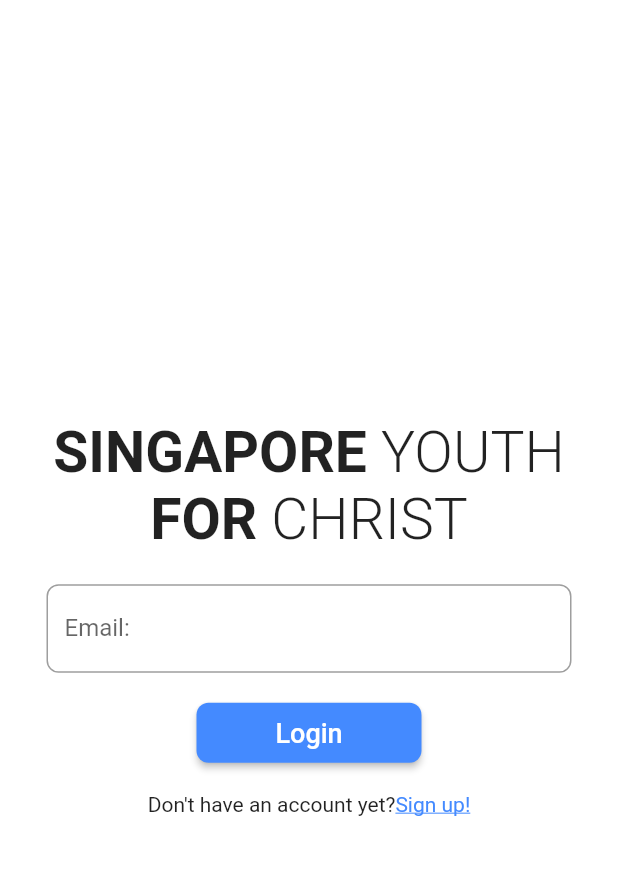
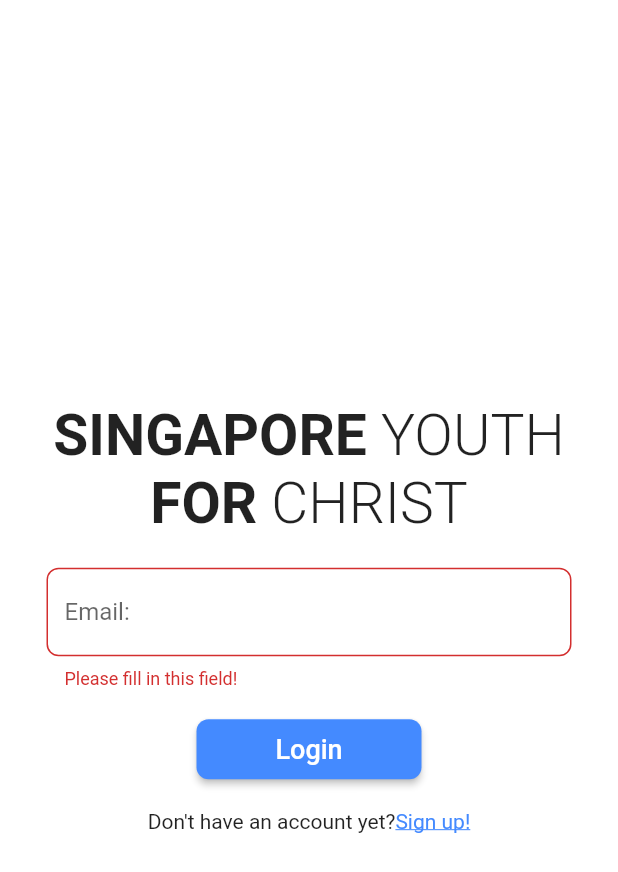
Before and after one commit to chuanhao01/PYTB20_SEED_SIG, a Flutter app: the screen it shows after launch, after a tap on "Login", on a phone screen of 412 x 824 dp. Shown: the top 872 px of the screen. Run offline on Flutter 3.47's test engine with Material 2 defaults, Android fonts, the phone set to English and light mode, and no system bars; our stand-ins replace flutter_secure_storage, flutter_spinkit, intl_phone_number_input, progress_dialog.

Commit message:
fixed slight network bugs + finished  login in post request + success screen

```diff
--- a/youth_for_christ/lib/main.dart
+++ b/youth_for_christ/lib/main.dart
@@ -7,6 +7,7 @@
 import "package:youthforchrist/pages/description.dart";
 import "package:youthforchrist/pages/profile.dart";
 import "package:youthforchrist/pages/edit.dart";
+import "package:youthforchrist/pages/success.dart";
 void main() {
   SystemChrome.setSystemUIOverlayStyle(SystemUiOverlayStyle(
     statusBarColor: Colors.transparent,
@@ -20,5 +21,6 @@
     "/register":(context) => Register(),
     "/profile": (context) => Profile(),
     "/edit": (context)=> Edit(),
+    "/success":(context)=>Success(),
   }));
 }
--- a/youth_for_christ/lib/pages/login.dart
+++ b/youth_for_christ/lib/pages/login.dart
@@ -2,6 +2,7 @@
 
 import "package:flutter/material.dart";
 import "package:flutter_secure_storage/flutter_secure_storage.dart";
+import 'package:http/http.dart';
 import 'package:progress_dialog/progress_dialog.dart';
 import 'package:youthforchrist/services/storage.dart';
 import 'package:youthforchrist/widgets/buttons.dart';
@@ -47,36 +48,38 @@
 
 
   login()async{
-    List details = await getEvents();
-    if(details == null){
-      Scaffold.of(context).showSnackBar(new SnackBar(content: Text("An error occured")));
-    }
-    else{
-      Navigator.pushReplacementNamed(context, "/events",arguments: {"details":details,"email":_mail.text});
-    }
+//    List details = await getEvents();
+//    if(details == null){
+//      Scaffold.of(context).showSnackBar(new SnackBar(content: Text("An error occured")));
+//    }
+//    else{
+//      Navigator.pushReplacementNamed(context, "/events",arguments: {"details":details,"email":_mail.text});
+//    }
 
 
-//    if(_email.currentState.validate()) {
-//      Map<String, String> details = await _storage.getDetails();
-//      if(details["email"] == username){
-//        Navigator.pushReplacementNamed(context, "/events",arguments: details);
-//      }
-//      else{
-//        showDialog(
-//            context: context,
-//            barrierDismissible: true,
-//            child: AlertDialog(
-//                title: Text("Warning"),
-//                content: Text("Wrong email!"),
-//                actions: <Widget>[
-//                  FlatButton(
-//                    onPressed: (){Navigator.of(context,rootNavigator: true).pop("dialog");},
-//                    child: Text("Ok"),
-//                  )
-//                ]));
-//      }
-//
-//    }
+    if(_email.currentState.validate()) {
+      String user = _mail.text;
+      _email.currentState.reset();
+      Response response = await slave.getMethod("post")("http://192.168.1.7:8000/api/login",{"email":user});
+      if(response.statusCode == 200){
+          Navigator.pushReplacementNamed(context, "/success");
+      }
+      else{
+        showDialog(
+            context: context,
+            barrierDismissible: true,
+            child: AlertDialog(
+                title: Text("Warning"),
+                content: Text("Wrong email!"),
+                actions: <Widget>[
+                  FlatButton(
+                    onPressed: (){Navigator.of(context,rootNavigator: true).pop("dialog");},
+                    child: Text("Ok"),
+                  )
+                ]));
+      }
+
+    }
   }
 
   Widget build(BuildContext context) {
@@ -129,11 +132,13 @@
                         decoration: InputDecoration(
                             border: OutlineInputBorder(borderRadius: BorderRadius.circular(8.0)), labelText: "Email:"),
                         validator: (value){
-                          _email.currentState.reset();
                           if (value.isEmpty) {
                             return "Please fill in this field!";
                           } else if (!regex.hasMatch(value)) {
                             return "Please enter a valid email address!";
+                          }
+                          else{
+
                           }
                           return null;
                         },
--- a/youth_for_christ/lib/services/networkboi.dart
+++ b/youth_for_christ/lib/services/networkboi.dart
@@ -37,7 +37,7 @@
     );
   }
 
-  Future<http.Response> _put(String url, Map<String, String> data) {
+  Future<http.Response> _put(String url, Map<String, String> data) async{
     return http.put(url,
         headers: <String, String>{
           "Content-Type": "application/json ; charset=UTF-8"
```
Also changed, not shown: youth_for_christ/lib/pages/success.dart (added, +49 -0 lines).
